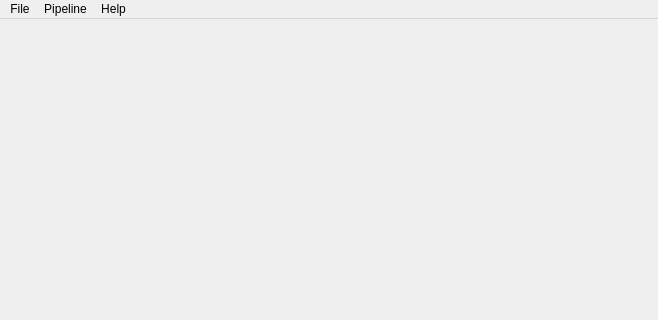
Old version of the form Source/Applications/DREAM3D/UI_Files/DREAM3D_UI.ui in the repository BlueQuartzSoftware/DREAM3D; both pictures show x 0 to 658 and y 0 to 320 of the 658 by 627 pixel window.
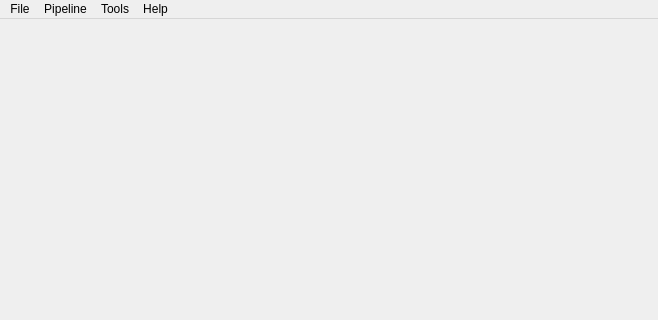
New version of the form.

Commit message: Adding 'Tools' menu to open various other programs that are distributed with DREAM3D. Currently only the StatsGenerator is listed.

Diff of the .ui file:
```diff
--- a/Source/Applications/DREAM3D/UI_Files/DREAM3D_UI.ui
+++ b/Source/Applications/DREAM3D/UI_Files/DREAM3D_UI.ui
@@ -38,7 +38,7 @@
      <x>0</x>
      <y>0</y>
      <width>658</width>
-     <height>22</height>
+     <height>21</height>
     </rect>
    </property>
    <widget class="QMenu" name="menuFile">
@@ -74,8 +74,15 @@
     <addaction name="actionShow_User_Manual"/>
     <addaction name="separator"/>
    </widget>
+   <widget class="QMenu" name="menuTools">
+    <property name="title">
+     <string>Tools</string>
+    </property>
+    <addaction name="action_OpenStatsGenerator"/>
+   </widget>
    <addaction name="menuFile"/>
    <addaction name="menuPipeline"/>
+   <addaction name="menuTools"/>
    <addaction name="menuHelp"/>
   </widget>
   <widget class="QStatusBar" name="statusbar"/>
```
Left out of the diff: 5 changed lines with no effect on the pictures. The commit also changes 3 other files.
